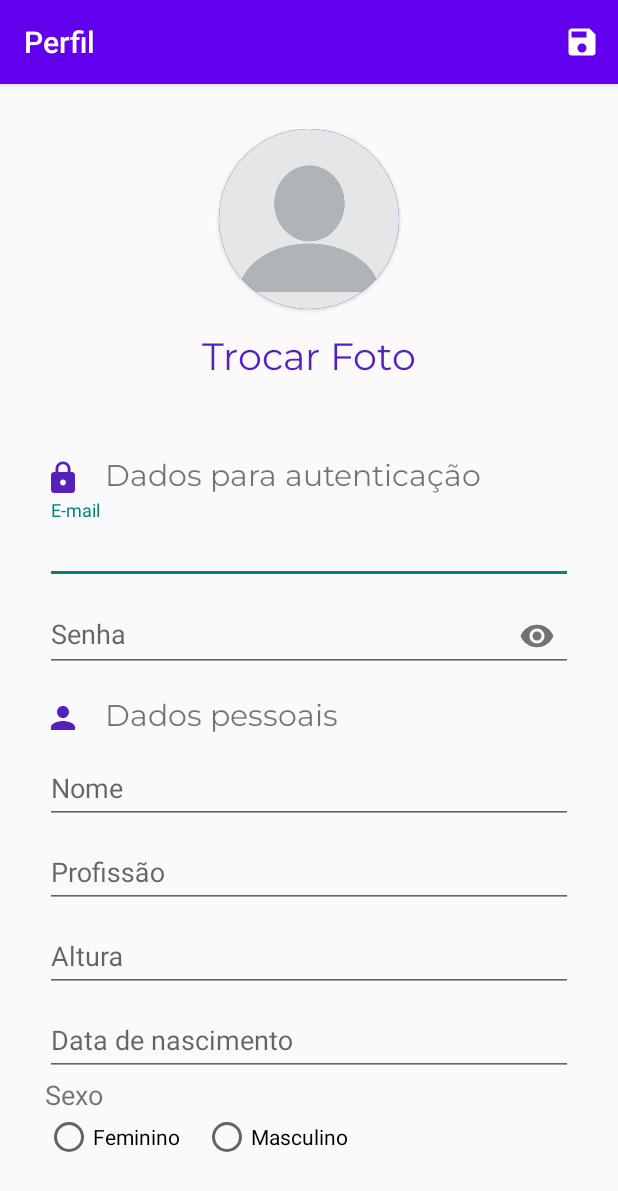
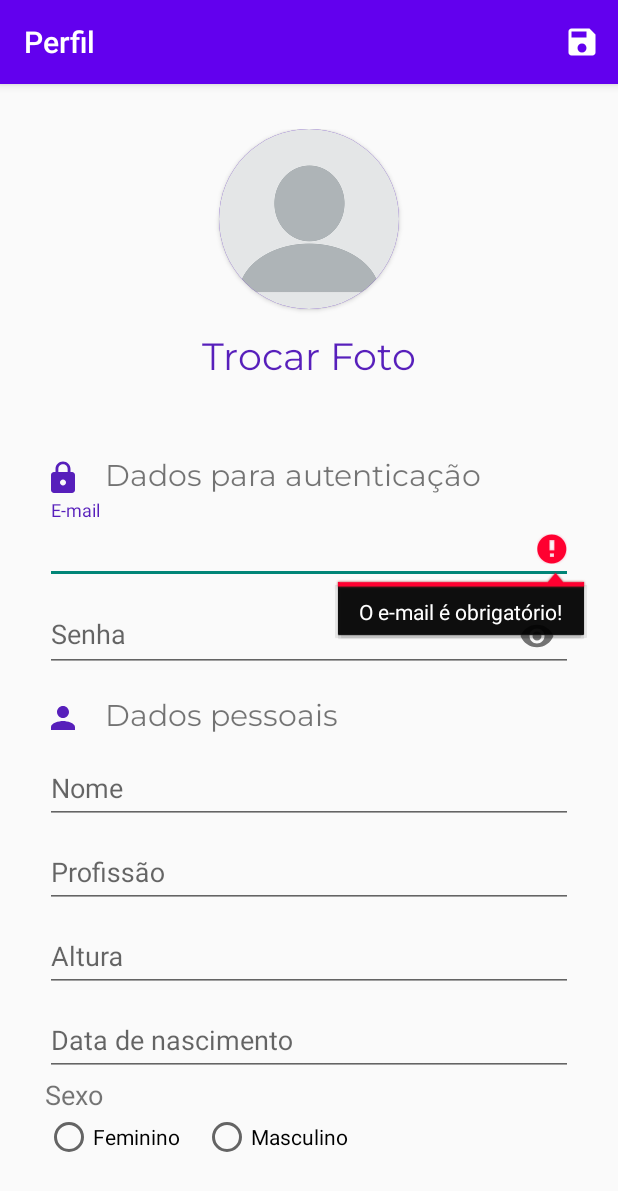
Before and after one commit to luuh-oliveira/projeto-imc-kt, an Android app: the CadastroUsuarioActivity screen opened directly, with no data from a screen before it, after a tap on "Salvar", on a phone screen of 412 x 824 dp. Shown: the top 1191 px of the screen. Run offline under Robolectric (Android 15) with nearby library versions, the phone set to English and light mode, and no system bars.

Commit message:
Validação dos campos de cadastro

```diff
--- a/ProjetoImc2/app/src/main/java/com/example/projetoimc/CadastroUsuarioActivity.kt
+++ b/ProjetoImc2/app/src/main/java/com/example/projetoimc/CadastroUsuarioActivity.kt
@@ -6,10 +6,23 @@ import android.os.Bundle
 import android.view.Menu
 import android.view.MenuItem
 import android.widget.EditText
+import android.widget.RadioButton
+import android.widget.RadioGroup
 import android.widget.Toast
 import java.util.*
 
 class CadastroUsuarioActivity : AppCompatActivity() {
+
+    lateinit var etEmail : EditText
+    lateinit var etSenha : EditText
+    lateinit var etNome : EditText
+    lateinit var etProfissao : EditText
+    lateinit var etAltura : EditText
+    lateinit var etDataNascimento : EditText
+    lateinit var rbMasculino : RadioButton
+    lateinit var rbFeminino : RadioButton
+
+
     override fun onCreate(savedInstanceState: Bundle?) {
         super.onCreate(savedInstanceState)
         setContentView(R.layout.activity_cadastro_usuario)
@@ -22,7 +35,7 @@ class CadastroUsuarioActivity : AppCompatActivity() {
         val mes = calendario.get(Calendar.MONTH)
         val dia = calendario.get(Calendar.DAY_OF_MONTH)
 
-        val etDataNascimento = findViewById<EditText>(R.id.et_data_nascimento)
+        etDataNascimento = findViewById(R.id.et_data_nascimento)
 
         etDataNascimento.setOnClickListener {
             val dp = DatePickerDialog(this,
@@ -32,8 +45,6 @@ class CadastroUsuarioActivity : AppCompatActivity() {
             dp.show()
         }
 
-
-
     }
 
     override fun onCreateOptionsMenu(menu: Menu?): Boolean {
@@ -42,10 +53,62 @@ class CadastroUsuarioActivity : AppCompatActivity() {
     }
 
     override fun onOptionsItemSelected(item: MenuItem): Boolean {
-        if (item.itemId == R.id.menu_save){
-            Toast.makeText(this, "Salvar", Toast.LENGTH_SHORT).show()
+
+        if (validarCampos()){
+            //salvar
         }
+
         return true
+    }
+
+    fun validarCampos() : Boolean {
+
+        var valido = true
+
+        etEmail = findViewById(R.id.et_email)
+        etSenha = findViewById(R.id.et_senha)
+        etNome = findViewById(R.id.et_nome)
+        etProfissao = findViewById(R.id.et_profissao)
+        etAltura = findViewById(R.id.et_altura)
+        etDataNascimento = findViewById(R.id.et_data_nascimento)
+        rbMasculino = findViewById(R.id.rb_masculino)
+        rbFeminino = findViewById(R.id.rb_feminino)
+
+        if (etEmail.text.isEmpty()){
+            etEmail.error = "O e-mail é obrigatório!"
+            valido = false
+
+        } else if (etSenha.text.isEmpty() || etSenha.text.length < 8){
+            etSenha.error = "A senha é obrigatória e deve ter no mínimo 8 caracteres!"
+            valido = false
+
+        } else if(etNome.text.isEmpty()){
+            etNome.error = "O nome é obrigatório!"
+            valido = false
+
+        } else if (etProfissao.text.isEmpty()){
+            etProfissao.error = "A profissão é obrigatória!"
+            valido = false
+
+        } else if (etAltura.text.isEmpty()){
+            etAltura.error = "A altura é obrigatória!"
+            valido = false
+
+        } else if (etDataNascimento.text.isEmpty()){
+            etDataNascimento.error = "A data de nascimento é obrigatória!"
+            valido = false
+
+        }
+
+
+//        else if (!rbMasculino.isChecked || !rbFeminino.isChecked){
+//            Toast.makeText(this, "Selecione uma opção",
+//                    Toast.LENGTH_LONG).show();
+//        }
+
+
+        return valido
+
     }
 
 
--- a/ProjetoImc2/app/src/main/res/layout/activity_cadastro_usuario.xml
+++ b/ProjetoImc2/app/src/main/res/layout/activity_cadastro_usuario.xml
@@ -66,9 +66,12 @@
                 android:layout_width="match_parent"
                 android:layout_height="wrap_content"
                 android:hint="E-mail"
-                app:endIconMode="clear_text">
+                app:endIconMode="clear_text"
+                app:hintTextColor="@color/purple"
+                >
 
                 <EditText
+                    android:id="@+id/et_email"
                     android:layout_width="match_parent"
                     android:layout_height="wrap_content"/>
 
@@ -79,13 +82,16 @@
                 android:layout_height="wrap_content"
                 android:hint="Senha"
                 app:passwordToggleEnabled="true"
-                android:layout_marginBottom="16dp">
+                android:layout_marginBottom="16dp"
+                app:hintTextColor="@color/purple"
+                >
 
                 <EditText
-                    android:id="@+id/edit_senha"
+                    android:id="@+id/et_senha"
                     android:layout_width="match_parent"
                     android:layout_height="wrap_content"
-                    android:inputType="textPassword"/>
+                    android:inputType="textPassword"
+                    />
 
             </com.google.android.material.textfield.TextInputLayout>
 
@@ -102,50 +108,65 @@
             <com.google.android.material.textfield.TextInputLayout
                 android:layout_width="match_parent"
                 android:layout_height="wrap_content"
-                android:hint="Nome">
+                android:hint="Nome"
+                app:endIconMode="clear_text"
+                app:hintTextColor="@color/purple"
+                >
 
                 <EditText
+                    android:id="@+id/et_nome"
                     android:layout_width="match_parent"
                     android:layout_height="wrap_content"
-                    app:endIconMode="clear_text"/>
+                    />
 
             </com.google.android.material.textfield.TextInputLayout>
 
             <com.google.android.material.textfield.TextInputLayout
                 android:layout_width="match_parent"
                 android:layout_height="wrap_content"
-                android:hint="Profissão">
+                android:hint="Profissão"
+                app:endIconMode="clear_text"
+                app:hintTextColor="@color/purple"
+                >
 
                 <EditText
+                    android:id="@+id/et_profissao"
                     android:layout_width="match_parent"
                     android:layout_height="wrap_content"
-                    app:endIconMode="clear_text"/>
+                    />
 
             </com.google.android.material.textfield.TextInputLayout>
 
             <com.google.android.material.textfield.TextInputLayout
                 android:layout_width="match_parent"
                 android:layout_height="wrap_content"
-                android:hint="Altura">
+                android:hint="Altura"
+                app:endIconMode="clear_text"
+                app:hintTextColor="@color/purple"
+                >
 
                 <EditText
+                    android:id="@+id/et_altura"
                     android:layout_width="match_parent"
                     android:layout_height="wrap_content"
                     android:inputType="numberDecimal"
-                    app:endIconMode="clear_text"/>
+                    />
 
             </com.google.android.material.textfield.TextInputLayout>
 
             <com.google.android.material.textfield.TextInputLayout
                 android:layout_width="match_parent"
                 android:layout_height="wrap_content"
-                android:hint="Data de nascimento">
+                android:hint="Data de nascimento"
+                app:hintTextColor="@color/purple"
+                >
 
                 <EditText
                     android:id="@+id/et_data_nascimento"
                     android:layout_width="match_parent"
                     android:layout_height="wrap_content"
-                    android:focusable="false"/>
+                    android:focusable="false"
+                    />
 
             </com.google.android.material.textfield.TextInputLayout>
 
@@ -161,18 +182,21 @@
                     android:textSize="18sp"/>
 
                 <RadioGroup
+                    android:id="@+id/rg_sexo"
                     android:layout_width="match_parent"
                     android:layout_height="wrap_content"
                     android:orientation="horizontal"
                     >
 
                     <RadioButton
+                        android:id="@+id/rb_feminino"
                         android:layout_width="wrap_content"
                         android:layout_height="wrap_content"
                         android:layout_marginRight="15dp"
                         android:text="Feminino" />
 
                     <RadioButton
+                        android:id="@+id/rb_masculino"
                         android:layout_width="wrap_content"
                         android:layout_height="wrap_content"
                         android:text="Masculino" />
--- a/ProjetoImc2/app/src/main/res/layout/activity_login.xml
+++ b/ProjetoImc2/app/src/main/res/layout/activity_login.xml
@@ -76,8 +76,9 @@
         android:layout_height="wrap_content"
         android:id="@+id/til_email"
         android:layout_below="@id/text_login_obrigatorio"
+        android:layout_marginTop="15dp"
         android:hint="E-mail"
-        app:hintAnimationEnabled="true"
+        app:hintTextColor="@color/purple"
         >
 
         <EditText
@@ -103,7 +104,9 @@
         android:layout_width="match_parent"
         android:layout_height="wrap_content"
         android:layout_below="@id/til_email"
+        android:layout_marginTop="10dp"
         app:passwordToggleEnabled="true"
+        app:hintTextColor="@color/purple"
         >
 
     <EditText
```
